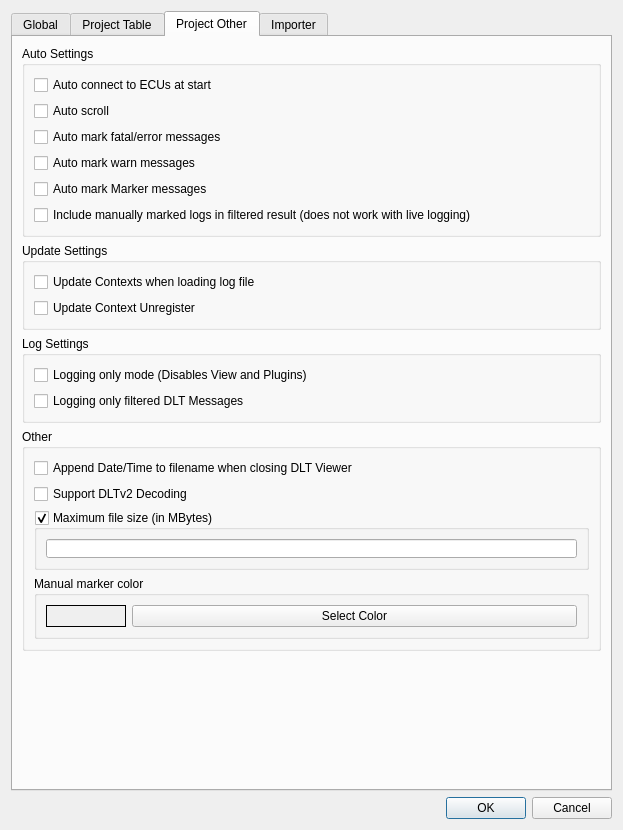
Qt form src/settingsdialog.ui (COVESA/dlt-viewer) before a commit.
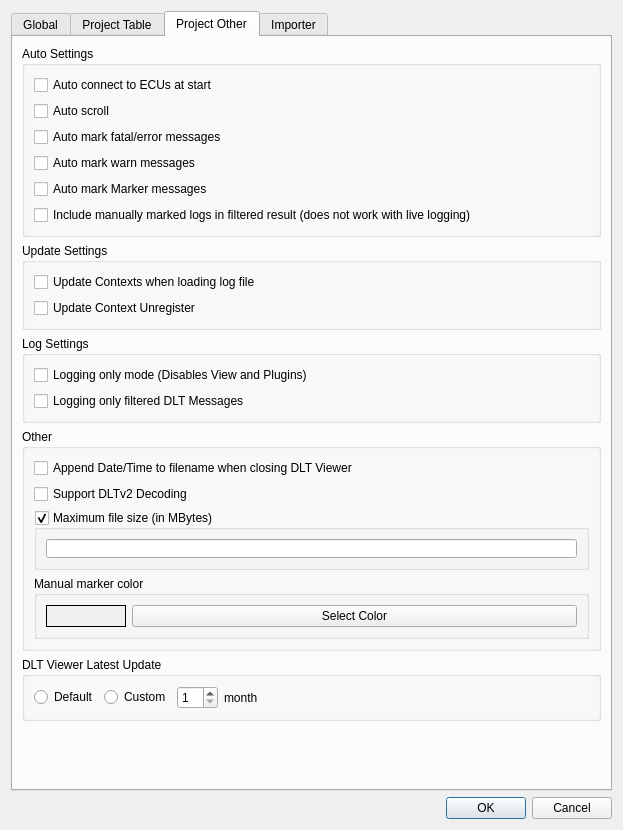
The same form after that commit. The open tabs and pages were chosen to show the change. Icons and pictures are not drawn.

Patch:
```diff
--- a/src/settingsdialog.ui
+++ b/src/settingsdialog.ui
@@ -1125,6 +1125,56 @@
            </layout>
           </widget>
          </item>
+          <item>
+           <widget class="QGroupBox" name="groupBox_4">
+            <property name="title">
+            <string>DLT Viewer Latest Update</string>
+            </property>
+            <layout class="QHBoxLayout" name="horizontalLayout_latestUpdate">
+            <item>
+             <widget class="QRadioButton" name="defaultRadioButton">
+              <property name="text">
+               <string>Default</string>
+              </property>
+             </widget>
+            </item>
+            <item>
+             <widget class="QRadioButton" name="customRadioButton">
+              <property name="text">
+               <string>Custom</string>
+              </property>
+             </widget>
+            </item>
+            <item>
+             <widget class="QSpinBox" name="intervalspinBox">
+              <property name="minimum">
+               <number>1</number>
+              </property>
+             </widget>
+            </item>
+            <item>
+             <widget class="QLabel" name="intervalUnit">
+              <property name="text">
+                   <string>month</string>
+              </property>
+             </widget>
+            </item>
+            <item>
+             <spacer name="horizontalSpacer_latestUpdate">
+              <property name="orientation">
+               <enum>Qt::Orientation::Horizontal</enum>
+              </property>
+              <property name="sizeHint" stdset="0">
+               <size>
+               <width>40</width>
+               <height>20</height>
+               </size>
+              </property>
+             </spacer>
+            </item>
+            </layout>
+           </widget>
+          </item>
          <item>
           <spacer name="verticalSpacer_projectOther">
            <property name="orientation">
```
